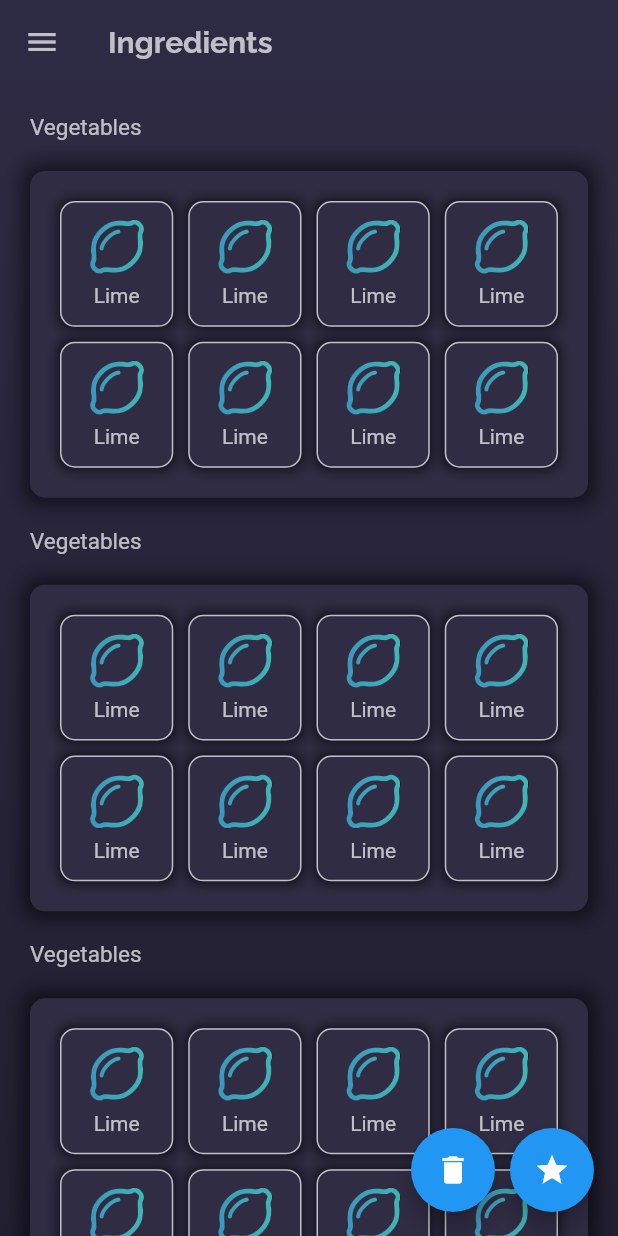
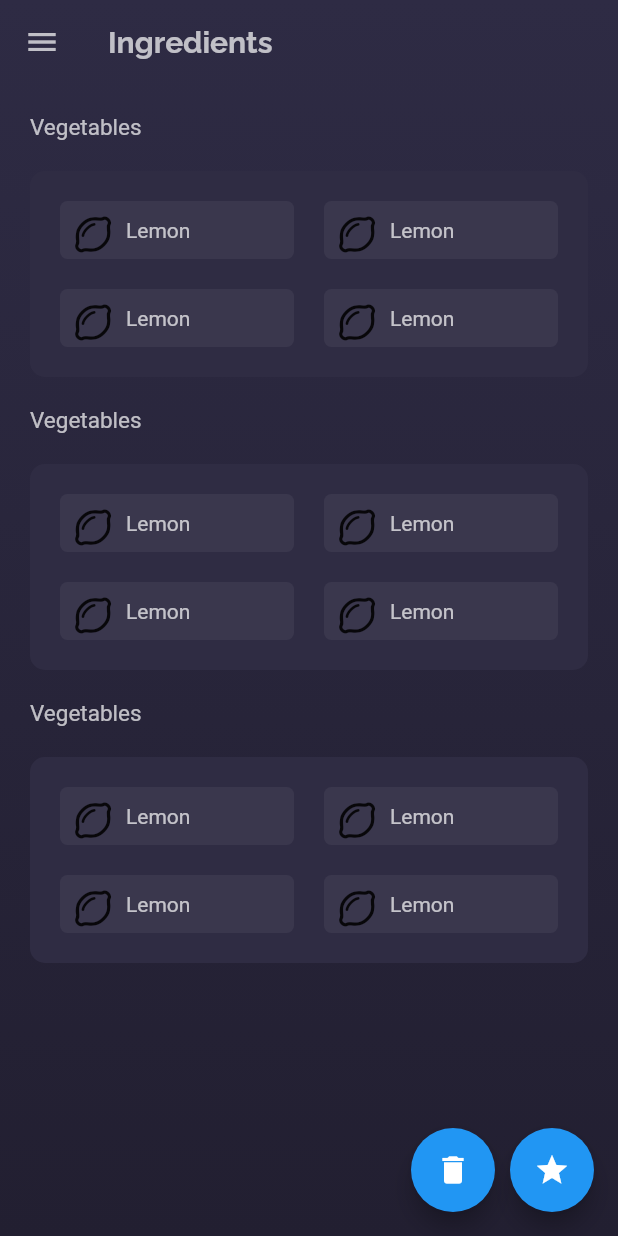
Before and after one commit to 3enedict/limelight, a Flutter app: the screen it shows after launch, on a phone screen of 412 x 824 dp. Run offline on Flutter 3.47's test engine with Material 2 defaults, Android fonts, the phone set to English and light mode, and no system bars; our stand-ins replace fluttericon, google_fonts.

Commit message:
Reformatted ingredients (probably temporary)

```diff
--- a/lib/main.dart
+++ b/lib/main.dart
@@ -104,31 +104,22 @@ class IngredientsList extends StatelessWidget {
           decoration: const BoxDecoration(
             color: Color(0xFF2f2c43),
             borderRadius: BorderRadius.all(Radius.circular(10)),
-            boxShadow: [
-              BoxShadow(
-                color: Colors.black54,
-                spreadRadius: 5,
-                blurRadius: 10,
-              ),
-            ],
           ),
           padding: const EdgeInsets.all(10.0),
           margin: const EdgeInsets.fromLTRB(0, 20, 0, 20),
           alignment: Alignment.center,
-          child: GridView.builder(
+          child: GridView(
             shrinkWrap: true,
-            primary: false,
-            padding: const EdgeInsets.all(10),
-            gridDelegate: const SliverGridDelegateWithMaxCrossAxisExtent(
-              maxCrossAxisExtent: 100,
-              crossAxisSpacing: 10,
-              mainAxisSpacing: 10,
-              childAspectRatio: 0.9,
+            gridDelegate: const SliverGridDelegateWithFixedCrossAxisCount(
+              crossAxisCount: 2,
+              childAspectRatio: 3,
             ),
-            itemCount: 8,
-            itemBuilder: (context, index) {
-              return const GridTile(child: Ingredient());
-            },
+            children: const [
+              Ingredient(text: 'Lemon', icon: Icon(FontAwesome5.lemon)),
+              Ingredient(text: 'Lemon', icon: Icon(FontAwesome5.lemon)),
+              Ingredient(text: 'Lemon', icon: Icon(FontAwesome5.lemon)),
+              Ingredient(text: 'Lemon', icon: Icon(FontAwesome5.lemon)),
+            ],
           ),
         ),
       ],
@@ -137,53 +128,29 @@ class IngredientsList extends StatelessWidget {
 }
 
 class Ingredient extends StatelessWidget {
-  const Ingredient({super.key});
+  final String text;
+  final Icon icon;
+
+  const Ingredient({super.key, required this.text, required this.icon});
 
   @override
   Widget build(BuildContext context) {
     return Container(
-      decoration: BoxDecoration(
-        color: const Color(0xFF2f2c43),
-        borderRadius: const BorderRadius.all(Radius.circular(10)),
-        border: Border.all(
-          color: Colors.white70,
-          width: 1,
-        ),
-        boxShadow: const [
-          BoxShadow(
-            color: Colors.black54,
-            spreadRadius: 2,
-            blurRadius: 5,
-          ),
-        ],
+      decoration: const BoxDecoration(
+        color: Color(0xFF3a374d),
+        borderRadius: BorderRadius.all(Radius.circular(5)),
       ),
-      padding: const EdgeInsets.fromLTRB(10, 5, 10, 5),
-      child: Column(
-        mainAxisAlignment: MainAxisAlignment.spaceEvenly,
-        children: <Widget>[
+      padding: const EdgeInsets.all(10),
+      margin: const EdgeInsets.all(10),
+      child: Row(
+        children: [
+          icon,
+          const SizedBox(width: 10),
           Expanded(
-            child: FittedBox(
-              child: ShaderMask(
-                blendMode: BlendMode.srcATop,
-                shaderCallback: (bounds) {
-                  return const LinearGradient(
-                    colors: <Color>[
-                      Color(0xFF3fa7cd),
-                      Color(0xFF45cac6),
-                    ],
-                  ).createShader(bounds);
-                },
-                child: const Icon(FontAwesome5.lemon),
-              ),
-            ),
-          ),
-          const Flexible(
-            child: FittedBox(
-              child: Text(
-                'Lime',
-                style: TextStyle(
-                  color: Colors.white70,
-                ),
+            child: Text(
+              text,
+              style: const TextStyle(
+                color: Colors.white70,
               ),
             ),
           ),
```
